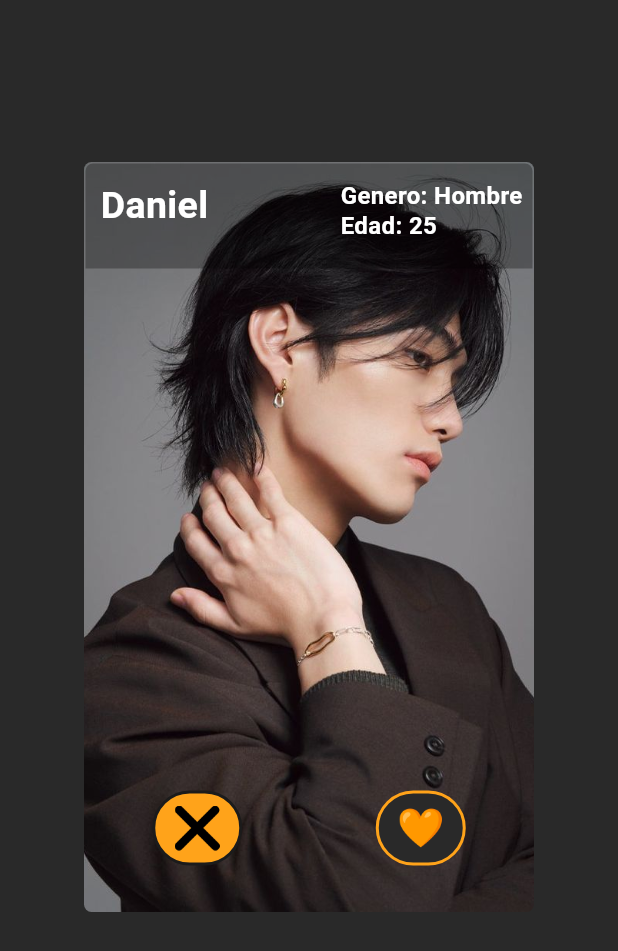
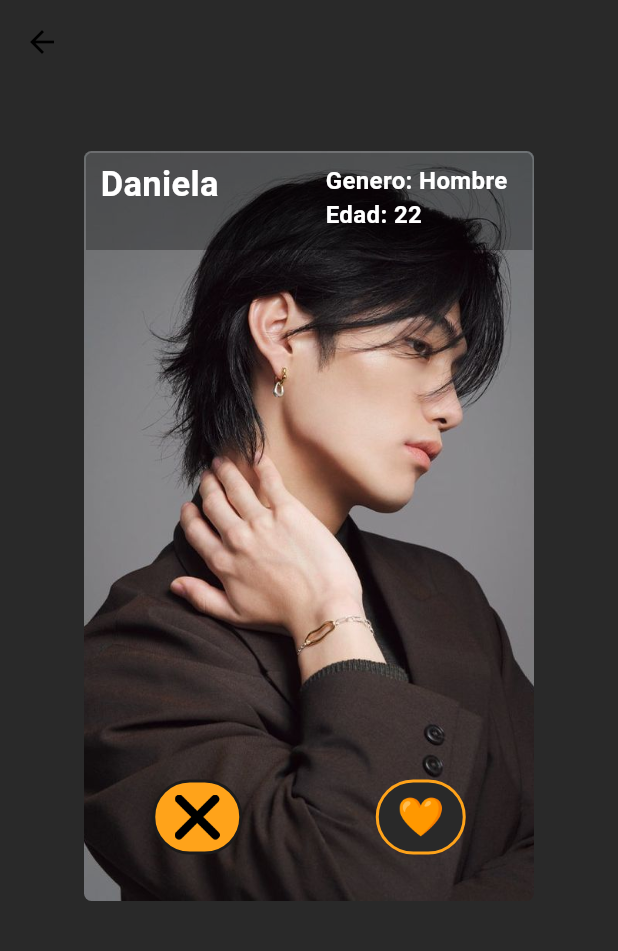
Before and after one commit to DanielPV06/lovelink, a Flutter app: the Matches screen opened directly, on a phone screen of 412 x 824 dp. Shown: the top 951 px of the screen. Run offline on Flutter 3.47's test engine with Material 3 defaults, Android fonts, the phone set to English and light mode, and no system bars; our stand-ins replace email_validator.

Commit message:
Update Positioned Text

```diff
--- a/lib/views/components/MatchButton.dart
+++ b/lib/views/components/MatchButton.dart
@@ -34,11 +34,6 @@
               child: Image.asset(imagePath,
               height: 30,
               width: 30,)
-                /*Icon(
-                  icono,
-                  color: icono2,
-                  size: 30,
-                ),*/
             ),
           ),
         )
--- /dev/null
+++ b/lib/views/components/PositionedText.dart
@@ -0,0 +1,42 @@
+import 'package:flutter/material.dart';
+
+class PositionedText extends StatelessWidget {
+  final String textLabel;
+  final double top;
+  final double left;
+  final double textSize;
+  final double width;
+  final double height;
+
+  const PositionedText(
+      {super.key,
+      required this.textLabel,
+      required this.top,
+      required this.left,
+      required this.textSize,
+      required this.width,
+      required this.height});
+
+  @override
+  Widget build(BuildContext context) {
+    return Positioned(
+      top: top,
+      left: left,
+      child: Container(
+        width: width,
+        height: height,
+        child: Text(
+          textLabel,
+          overflow: TextOverflow.ellipsis,
+          maxLines: 1,
+          softWrap: false,
+          style: TextStyle(
+            color: Colors.white,
+            fontSize: textSize,
+            fontWeight: FontWeight.bold,
+          ),
+        ),
+      ),
+    );
+  }
+}
--- a/lib/views/mainPages/matches.dart
+++ b/lib/views/mainPages/matches.dart
@@ -1,5 +1,6 @@
 import 'package:flutter/material.dart';
 import 'package:flutter/cupertino.dart';
+import 'package:lovelink/views/components/PositionedText.dart';
 import 'package:lovelink/views/components/MatchButton.dart';
 
 class Matches extends StatefulWidget {
@@ -22,6 +23,12 @@
   Widget build(BuildContext context) {
     return Scaffold(
       backgroundColor: Color(0xff292929),
+      appBar: AppBar(
+        backgroundColor: Colors.transparent,
+        leading: BackButton(
+          color: Colors.black,
+        ),
+      ),
       body: Stack(
         children: [
           Column(
@@ -41,7 +48,7 @@
                   children: [
                     Container(
                       width: double.infinity,
-                      height: 70,
+                      height: 65,
                       decoration: BoxDecoration(
                         color: Colors.black.withOpacity(0.3),
                         borderRadius: const BorderRadius.only(
@@ -50,41 +57,14 @@
                         )
                       ),
                     ),
-                    const Positioned(
-                      top: 10,
-                      left: 170,
-                      child: Text(
-                        'Genero: Hombre',
-                        style: TextStyle(
-                          color: Colors.white,
-                          fontSize: 16,
-                          fontWeight: FontWeight.bold,
-                        ),
-                      ),
-                    ),
-                    const Positioned(
-                      top: 30,
-                      left: 170,
-                      child: Text(
-                        'Edad: 25',
-                        style: TextStyle(
-                          color: Colors.white,
-                          fontSize: 16,
-                          fontWeight: FontWeight.bold,
-                        ),
-                      ),
-                    ),
-                    const Positioned(
-                      top: 10,
-                      left: 10,
-                      child: Text(
-                        'Daniel',
-                        style: TextStyle(
-                          color: Colors.white,
-                          fontSize: 25,
-                          fontWeight: FontWeight.bold,
-                        ),
-                      ),
+                     Container(
+                       child: PositionedText(textLabel: "Genero: Hombre", top: 7, left: 160, textSize: 16, width: 140, height: 60,),
+                     ),
+                     Container(
+                       child: PositionedText(textLabel: "Edad: 22", top: 30, left: 160, textSize: 16, width: 130, height: 60,),
+                     ),
+                    Container(
+                      child: PositionedText(textLabel: "Daniela", top: 5, left: 10, textSize: 23, width: 140, height: 160,),
                     ),
                       Column(
                       mainAxisAlignment: MainAxisAlignment.end,
@@ -108,7 +88,7 @@
                   ],
                 ),
               ),
-              const Spacer(flex: 4,)
+              const Spacer(flex: 10,)
             ],
           )
         ],
```
